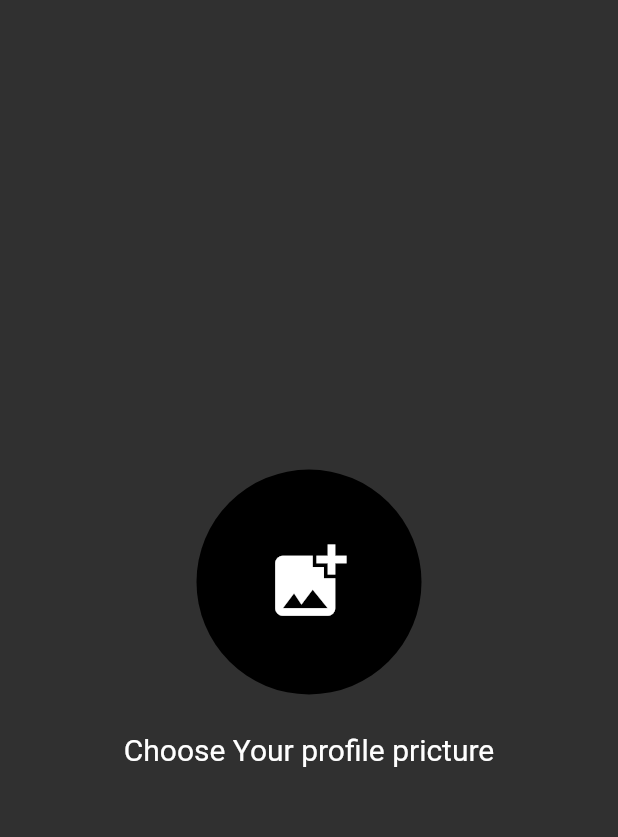
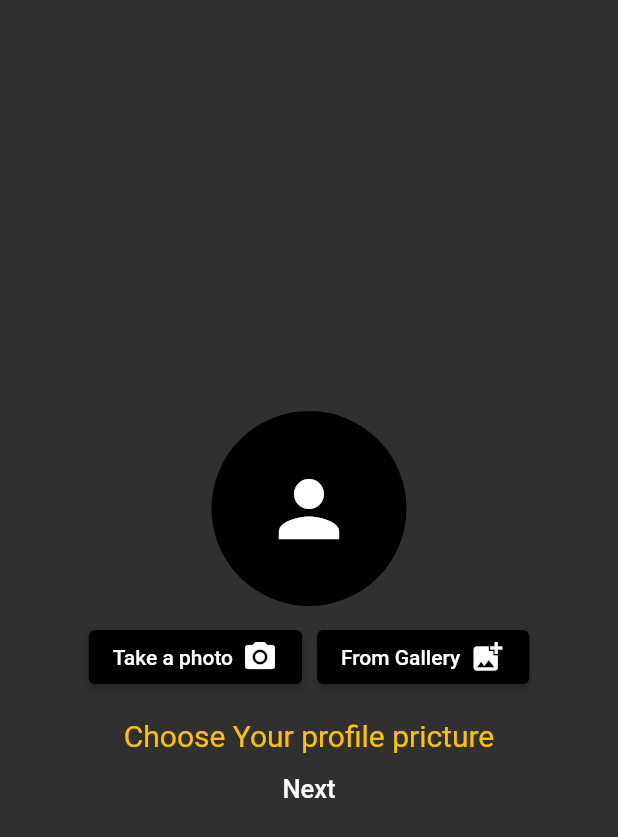
Before and after one commit to KhalidEl-MariAa/iti-notesApp, a Flutter app: the AddProfilePicView screen opened by its route, on a phone screen of 412 x 824 dp. Shown: the top 837 px of the screen. Run offline on Flutter 3.47's test engine with Material 2 defaults, Android fonts, the phone set to English and light mode, and no system bars; our stand-ins replace cloud_firestore, firebase_auth, firebase_core, firebase_storage, flutter_spinkit, google_fonts and 2 more; accounts and stored records are empty.

Commit message:
use imgpicker,add image to firebase,upgrade kotlin

```diff
--- a/lib/screens/addProfilepicScreen/addProfilepicView.dart
+++ b/lib/screens/addProfilepicScreen/addProfilepicView.dart
@@ -1,14 +1,24 @@
+
+import 'package:path/path.dart';
+import 'package:firebase_storage/firebase_storage.dart';
 import 'package:flutter/material.dart';
 import 'package:google_fonts/google_fonts.dart';
+import 'dart:io';
+
+import 'package:image_picker/image_picker.dart';
 
 class AddProfilePicView extends StatefulWidget {
   const AddProfilePicView({super.key});
+
 
   @override
   State<AddProfilePicView> createState() => _AddProfilePicViewState();
 }
 
 class _AddProfilePicViewState extends State<AddProfilePicView> {
+  File? imagefile;
+  var imagepicker= ImagePicker();
+   var pickedimag;
   @override
   Widget build(BuildContext context) {
     return SafeArea(
@@ -18,19 +28,77 @@ class _AddProfilePicViewState extends State<AddProfilePicView> {
             mainAxisAlignment: MainAxisAlignment.center,
             children: [
               CircleAvatar(
-                radius: 75,
-                child: GestureDetector(
-                  onTap: (){
+                foregroundImage: imagefile==null?  null : FileImage(imagefile!)  ,
+                radius: 65,
+                child: imagefile!=null? null :Icon(
+                Icons.person ,size: 60,)
+                  ),SizedBox(height: 10,),
+                  Row(
+                    mainAxisAlignment: MainAxisAlignment.center,
+                    children: [
+                    ElevatedButton(
+                      style: ElevatedButton.styleFrom(
+                        backgroundColor: Colors.black
+                      ),
+                      onPressed: ()async {
+                         pickedimag= await imagepicker.pickImage(source: ImageSource.camera);
+                        if (pickedimag!=null) {
+                          imagefile=File(pickedimag.path);
+                          setState(() {
 
-                  },
-                  child: Icon(
-                  Icons.add_photo_alternate,size: 60,),
-                )
-                  ),
+                          });
 
-              SizedBox(height: 25,),
-              Text('Choose Your profile pricture',style: GoogleFonts.anekGurmukhi().copyWith(fontSize: 20),)
-            ],
+                        }
+
+                        else{
+
+                        }
+                      },
+                       child: Row(children: [Text('Take a photo',style: GoogleFonts.anekGurmukhi(),),SizedBox(width: 6,),Icon(Icons.camera_alt)]
+                       )
+                       ),const SizedBox(width: 10,),
+                       ElevatedButton(
+                        style: ElevatedButton.styleFrom(
+                        backgroundColor: Colors.black
+                      ),
+                      onPressed: ()async {
+                         pickedimag= await imagepicker.pickImage(source: ImageSource.gallery);
+                        if (pickedimag!=null) {
+                          imagefile=File(pickedimag.path);
+
+                          setState(() {
+
+                          });
+
+                        }
+
+                        else{
+
+                        }
+                      },
+                       child:  Row(children: [Text('From Gallery',style: GoogleFonts.anekGurmukhi(),),SizedBox(width: 6,),Icon(Icons.add_photo_alternate)]
+                       )
+                       )
+                  ],),
+
+              SizedBox(height: 17,),
+              Text('Choose Your profile pricture',style: GoogleFonts.anekGurmukhi().copyWith(fontSize: 20,color: Colors.amber),)
+            ,TextButton(
+              style: TextButton.styleFrom(
+                foregroundColor: Colors.white
+                ,
+              ),
+              onPressed: ()async {
+              if (imagefile!=null){
+                await FirebaseStorage.instance.ref('images/${basename(pickedimag.path)}').putFile(imagefile!);
+
+                Navigator.pushNamed(context, 'HomeScreenView',arguments: ModalRoute.of(context)!.settings.arguments);
+              }
+              else{
+                ScaffoldMessenger.of(context).showSnackBar(SnackBar(content: Text('Error')));
+              }
+
+              }, child: Text('Next',style: GoogleFonts.anekGurmukhi().copyWith(fontSize: 17),))],
           ),
         ),
       ));
--- a/pubspec.yaml
+++ b/pubspec.yaml
@@ -38,6 +38,7 @@ dependencies:
   google_sign_in: ^6.1.4
   flutter_facebook_auth: ^6.0.0
   firebase_storage: ^11.2.5
+  image_picker: ^1.0.2
 
 
   flutter:
```
Also changed, not shown: pubspec.lock, 6 other files.
